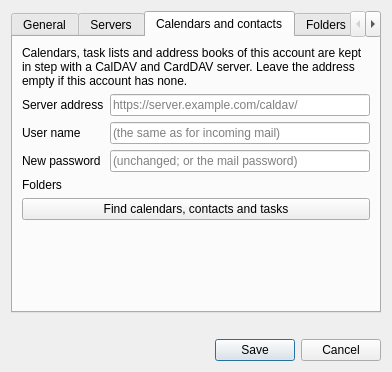
Before: the Qt Designer form src/chrono_mail/ui/forms/account_edit.ui in rob-vandenberg/chrono-mail, drawn with Qt 5.
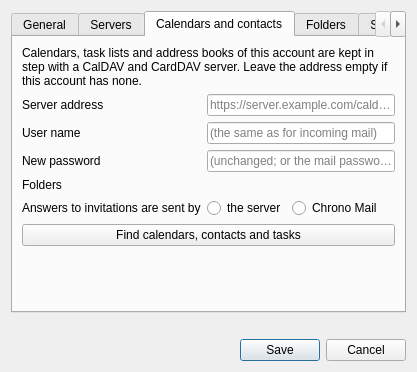
After: the same form once the commit is applied. The open tabs and pages were chosen to show the change.

Commit message: Invitations can be answered: Accept, Tentative, Decline and Delegate on the card, the calendar window, the answer by the calendar server or ready to send, and the organizer's updates, cancellations and added dates into your calendar

Diff of the .ui file:
```diff
--- a/src/chrono_mail/ui/forms/account_edit.ui
+++ b/src/chrono_mail/ui/forms/account_edit.ui
@@ -236,6 +236,44 @@
          <item row="3" column="1">
           <widget class="QWidget" name="davFolders" />
          </item>
+         <item row="4" column="0">
+          <widget class="QLabel" name="invitationAnswersLabel">
+           <property name="text">
+            <string>Answers to invitations are sent by</string>
+           </property>
+           <property name="buddy">
+            <cstring>answersServer</cstring>
+           </property>
+          </widget>
+         </item>
+         <item row="4" column="1">
+          <layout class="QHBoxLayout" name="invitationAnswers">
+           <item>
+            <widget class="QRadioButton" name="answersServer">
+             <property name="text">
+              <string>the server</string>
+             </property>
+            </widget>
+           </item>
+           <item>
+            <widget class="QRadioButton" name="answersChrono">
+             <property name="text">
+              <string>Chrono Mail</string>
+             </property>
+            </widget>
+           </item>
+           <item>
+            <widget class="QWidget" name="answersInfo" />
+           </item>
+           <item>
+            <spacer name="answersEnd">
+             <property name="orientation">
+              <enum>Qt::Horizontal</enum>
+             </property>
+            </spacer>
+           </item>
+          </layout>
+         </item>
         </layout>
        </item>
        <item>
```
The commit also changes 31 other files.
